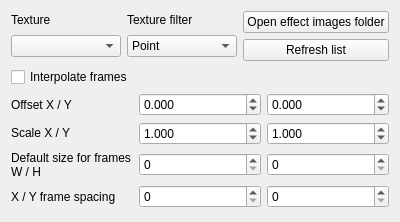
The window that gui-tool/ui/actiontab_generalEffect.ui (headshot2017/smbzg-charloader) describes before a commit, drawn with Qt 5.
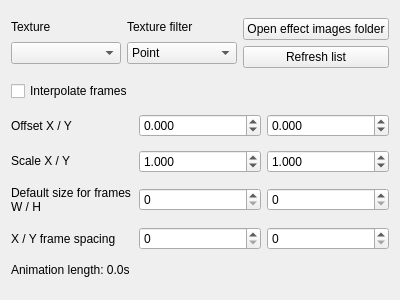
The same window after the commit.

Commit message: show animation length in general pages

The edit to the form file:
```diff
--- a/gui-tool/ui/actiontab_generalEffect.ui
+++ b/gui-tool/ui/actiontab_generalEffect.ui
@@ -7,7 +7,7 @@
     <x>0</x>
     <y>0</y>
     <width>400</width>
-    <height>222</height>
+    <height>300</height>
    </rect>
   </property>
   <property name="windowTitle">
@@ -272,6 +272,19 @@
      </item>
     </layout>
    </item>
+   <item>
+    <widget class="QLabel" name="lbl_length">
+     <property name="sizePolicy">
+      <sizepolicy hsizetype="Preferred" vsizetype="Maximum">
+       <horstretch>0</horstretch>
+       <verstretch>0</verstretch>
+      </sizepolicy>
+     </property>
+     <property name="text">
+      <string>Animation length: 0.0s</string>
+     </property>
+    </widget>
+   </item>
   </layout>
  </widget>
  <resources/>
```
The commit also changes 2 other files.
